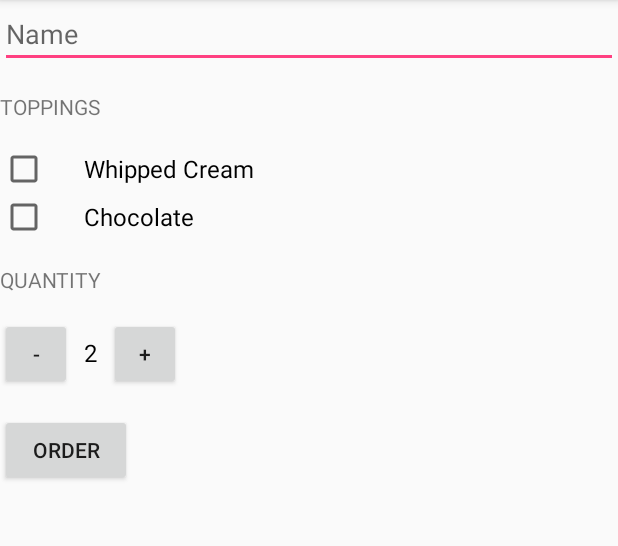
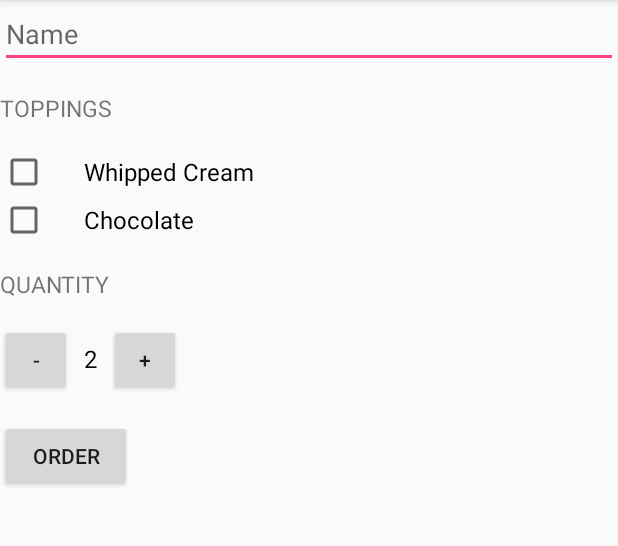
Before and after one commit to khanhnamle1994/android-basics, an Android app: the screen it shows after launch (MainActivity), after a tap on "ORDER", on a phone screen of 412 x 824 dp, the part 84-630 px from its top. Run offline under Robolectric (Android 15) with nearby library versions, the phone set to English and light mode, and no system bars.

Commit message:
Styles and Localization

```diff
--- a/JustJava/app/src/main/java/com/example/android/justjava/MainActivity.java
+++ b/JustJava/app/src/main/java/com/example/android/justjava/MainActivity.java
@@ -117,12 +117,12 @@ public class MainActivity extends AppCompatActivity {
      * @return text summary
      */
     private String createOrderSummary(String name, int price, boolean addWhippedCream, boolean addChocolate) {
-        String priceMessage = "Name: " + name;
-        priceMessage += "\nAdd whipped cream?" + addWhippedCream;
-        priceMessage += "\nAdd chocolate?" + addChocolate;
-        priceMessage += "\nQuantity: " + quantity;
-        priceMessage += "\nTotal: $" + price;
-        priceMessage += "\nThank you!";
+        String priceMessage = getString(R.string.order_summary_name, name);
+        priceMessage += "\n" + getString(R.string.order_summary_whipped_cream, addWhippedCream);
+        priceMessage += "\n" + getString(R.string.order_summary_chocolate, addChocolate);
+        priceMessage += "\n" + getString(R.string.order_summary_quantity, quantity);
+        priceMessage += "\n" + getString(R.string.order_summary_price, NumberFormat.getCurrencyInstance().format(price));
+        priceMessage += "\n" + getString(R.string.thank_you);
         return priceMessage;
     }
 
--- a/JustJava/app/src/main/res/layout/activity_main.xml
+++ b/JustJava/app/src/main/res/layout/activity_main.xml
@@ -16,7 +16,7 @@
             android:id="@+id/name_field"
             android:layout_width="match_parent"
             android:layout_height="wrap_content"
-            android:hint="Name"
+            android:hint="@string/name"
             android:inputType="textCapWords" />
 
         <TextView
@@ -24,15 +24,15 @@
             android:layout_height="wrap_content"
             android:layout_marginTop="16dp"
             android:layout_marginBottom="16dp"
-            android:text="Toppings"
-            android:textAllCaps="true" />
+            android:text="@string/toppings"
+            style="@style/HeaderTextStyle" />
 
         <CheckBox
             android:id="@+id/whipped_cream_checkbox"
             android:layout_width="wrap_content"
             android:layout_height="wrap_content"
             android:paddingLeft="24dp"
-            android:text="Whipped Cream"
+            android:text="@string/whipped_cream"
             android:textSize="16sp"/>
 
         <CheckBox
@@ -40,7 +40,7 @@
             android:layout_width="wrap_content"
             android:layout_height="wrap_content"
             android:paddingLeft="24dp"
-            android:text="Chocolate"
+            android:text="@string/chocolate"
             android:textSize="16sp"/>
 
         <TextView
@@ -48,8 +48,8 @@
             android:layout_height="wrap_content"
             android:layout_marginTop="16dp"
             android:layout_marginBottom="16dp"
-            android:text="Quantity"
-            android:textAllCaps="true" />
+            android:text="@string/quantity"
+            style="@style/HeaderTextStyle" />
 
         <LinearLayout
             android:layout_width="match_parent"
@@ -68,7 +68,7 @@
                 android:layout_height="wrap_content"
                 android:paddingLeft="8dp"
                 android:paddingRight="8dp"
-                android:text="2"
+                android:text="@string/initial_quantity_value"
                 android:textColor="@android:color/black"
                 android:textSize="16sp" />
 
@@ -85,7 +85,7 @@
             android:layout_height="wrap_content"
             android:layout_marginTop="16dp"
             android:onClick="submitOrder"
-            android:text="Order" />
+            android:text="@string/order" />
 
     </LinearLayout>
 </ScrollView>
--- a/JustJava/app/src/main/res/values/strings.xml
+++ b/JustJava/app/src/main/res/values/strings.xml
@@ -1,3 +1,65 @@
-<resources>
+<?xml version="1.0" encoding="utf-8"?>
+<resources xmlns:xliff="urn:oasis:names:tc:xliff:document:1.2">
+    <!-- Title for the application. [CHAR LIMIT=12] -->
     <string name="app_name">Just Java</string>
+
+    <!-- Hint text display in the empty field for the user's name [CHAR LIMIT=20] -->
+    <string name="name">Name</string>
+
+    <!-- Hint text display in the empty field for the user's name [CHAR LIMIT=20] -->
+    <string name="toppings">Toppings</string>
+
+    <!-- Hint text display in the empty field for the user's name [CHAR LIMIT=20] -->
+    <string name="whipped_cream">Whipped Cream</string>
+
+    <!-- Hint text display in the empty field for the user's name [CHAR LIMIT=20] -->
+    <string name="chocolate">Chocolate</string>
+
+    <!-- Hint text display in the empty field for the user's name [CHAR LIMIT=20] -->
+    <string name="quantity">Quantity</string>
+
+    <!-- Hint text display in the empty field for the user's name [CHAR LIMIT=5] -->
+    <string name="initial_quantity_value">2</string>
+
+    <!-- Hint text display in the empty field for the user's name [CHAR LIMIT=20] -->
+    <string name="order">Order</string>
+
+    <!--
+      Name for the order summary. It will be shown in the format of "Name: Amy" where Amy is the
+      user's name. [CHAR LIMIT=NONE]
+    -->
+    <string name="order_summary_name">Name: <xliff:g id="name" example="Amy">%s</xliff:g></string>
+
+    <!--
+      Whipped cream topping for the order summary. It will be shown in the format of
+      "Add whipped cream? true" or "Add whipped cream? false". [CHAR LIMIT=NONE]
+    -->
+    <string name="order_summary_whipped_cream">Add whipped cream? <xliff:g id="addWhippedCream" example="true">%b</xliff:g></string>
+
+    <!--
+      Chocolate topping for the order summary. It will be shown in the format of
+      "Add chocolate? true" or "Add chocolate? false". [CHAR LIMIT=NONE]
+    -->
+    <string name="order_summary_chocolate">Add chocolate? <xliff:g id="addChocolate" example="true">%b</xliff:g></string>
+
+    <!--
+      Quantity of coffee cups for the order summary. It will be shown in the format of
+      "Quantity: 2", where 2 is the number of cups ordered. [CHAR LIMIT=NONE]
+    -->
+    <string name="order_summary_quantity">Quantity: <xliff:g id="quantity" example="2">%d</xliff:g></string>
+
+    <!--
+      Total price for the order summary. It will be shown in the format of
+      "Total: $10" where $10 is the price. [CHAR LIMIT=NONE]
+    -->
+    <string name="order_summary_price">Total: <xliff:g id="price" example="$10">%s</xliff:g></string>
+
+    <!-- Thank you message for the order summary. [CHAR LIMIT=NONE] -->
+    <string name="thank_you">Thank you!</string>
+
+    <!--
+      Subject line for the order summary email. It will be in the format of
+      "Just Java order for Amy" where Amy is the user's name. [CHAR LIMIT=NONE]
+    -->
+    <string name="order_summary_email_subject">Just Java order for <xliff:g id="name" example="Amy">%s</xliff:g></string>
 </resources>
--- a/JustJava/app/src/main/res/values/styles.xml
+++ b/JustJava/app/src/main/res/values/styles.xml
@@ -8,4 +8,13 @@
         <item name="colorAccent">@color/colorAccent</item>
     </style>
 
+    <!-- Style for header TextView -->
+    <style name="HeaderTextStyle" >
+        <item name="android:textSize">15sp</item>
+        <item name="android:layout_width">wrap_content</item>
+        <item name="android:layout_height">48dp</item>
+        <item name="android:gravity">center_vertical</item>
+        <item name="android:textAllCaps">true</item>
+    </style>
+
 </resources>
```
